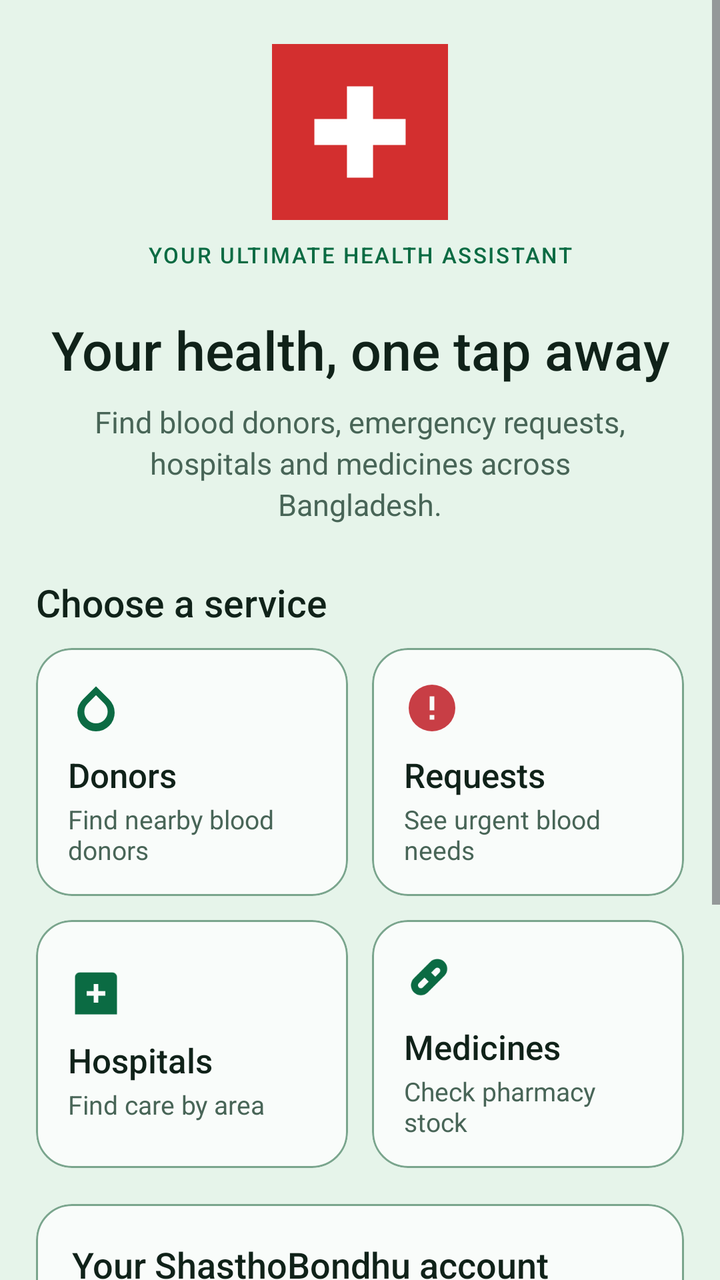
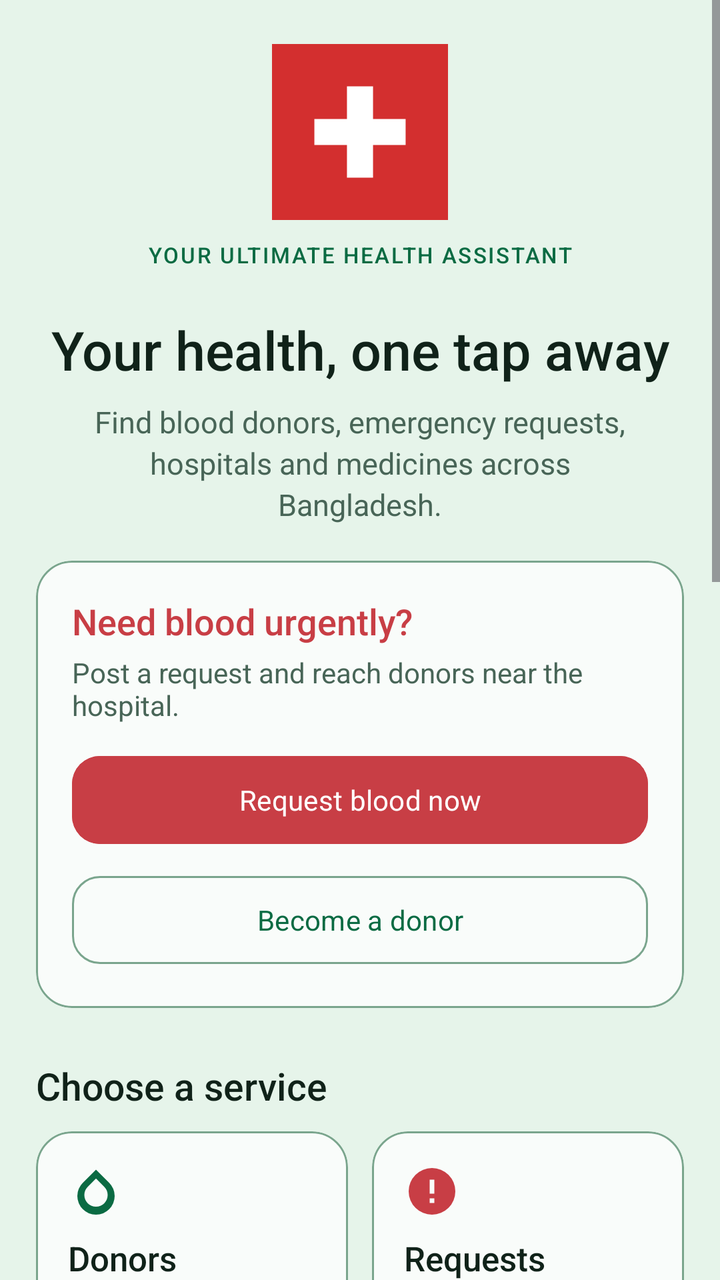

The first picture is an Android layout as it rendered before a commit; the second is the same layout after the commit. The layout source and the unified diff follow.
<!-- AndroidManifest.xml: application theme Theme.ShasthoBondhu -->
<!-- res/layout/fragment_home.xml -->
<?xml version="1.0" encoding="utf-8"?>
<ScrollView xmlns:android="http://schemas.android.com/apk/res/android"
    xmlns:app="http://schemas.android.com/apk/res-auto"
    android:layout_width="match_parent"
    android:layout_height="match_parent"
    android:background="@color/background"
    android:clipToPadding="false"
    android:fillViewport="true">

    <LinearLayout
        android:layout_width="match_parent"
        android:layout_height="wrap_content"
        android:orientation="vertical"
        android:paddingStart="18dp"
        android:paddingTop="22dp"
        android:paddingEnd="18dp"
        android:paddingBottom="24dp">

        <ImageView
            android:layout_width="88dp"
            android:layout_height="88dp"
            android:layout_gravity="center_horizontal"
            android:contentDescription="@string/app_name"
            android:src="@drawable/ic_app_logo" />

        <TextView
            android:layout_width="match_parent"
            android:layout_height="wrap_content"
            android:layout_marginTop="10dp"
            android:fontFamily="sans-serif-medium"
            android:gravity="center"
            android:letterSpacing="0.08"
            android:text="@string/brand_tagline"
            android:textColor="@color/primary"
            android:textSize="11sp" />

        <TextView
            android:layout_width="match_parent"
            android:layout_height="wrap_content"
            android:layout_marginTop="22dp"
            android:fontFamily="sans-serif-medium"
            android:gravity="center"
            android:text="@string/home_greeting"
            android:textColor="@color/text_primary"
            android:textSize="27sp" />

        <TextView
            android:layout_width="match_parent"
            android:layout_height="wrap_content"
            android:layout_marginStart="16dp"
            android:layout_marginTop="8dp"
            android:layout_marginEnd="16dp"
            android:gravity="center"
            android:lineSpacingExtra="3dp"
            android:text="@string/home_subtitle"
            android:textColor="@color/text_secondary"
            android:textSize="15sp" />

        <TextView
            android:layout_width="match_parent"
            android:layout_height="wrap_content"
            android:layout_marginTop="26dp"
            android:fontFamily="sans-serif-medium"
            android:text="@string/home_choose_service"
            android:textColor="@color/text_primary"
            android:textSize="19sp" />

        <LinearLayout
            android:layout_width="match_parent"
            android:layout_height="wrap_content"
            android:layout_marginTop="10dp"
            android:baselineAligned="false"
            android:orientation="horizontal">

            <com.google.android.material.card.MaterialCardView
                android:id="@+id/cardDonors"
                style="@style/Widget.Shastho.Card.Action"
                android:layout_width="0dp"
                android:layout_height="124dp"
                android:layout_marginEnd="6dp"
                android:layout_weight="1">

                <LinearLayout
                    android:layout_width="match_parent"
                    android:layout_height="match_parent"
                    android:gravity="center_vertical"
                    android:orientation="vertical"
                    android:padding="16dp">
                    <ImageView
                        android:layout_width="28dp"
                        android:layout_height="28dp"
                        android:contentDescription="@string/nav_donors"
                        android:src="@drawable/ic_nav_donors"
                        app:tint="@color/primary" />
                    <TextView
                        android:layout_width="wrap_content"
                        android:layout_height="wrap_content"
                        android:layout_marginTop="8dp"
                        android:fontFamily="sans-serif-medium"
                        android:text="@string/nav_donors"
                        android:textColor="@color/text_primary"
                        android:textSize="17sp" />
                    <TextView
                        android:layout_width="match_parent"
                        android:layout_height="wrap_content"
                        android:layout_marginTop="2dp"
                        android:maxLines="2"
                        android:text="@string/home_donors_note"
                        android:textColor="@color/text_secondary"
                        android:textSize="13sp" />
                </LinearLayout>
            </com.google.android.material.card.MaterialCardView>

            <com.google.android.material.card.MaterialCardView
                android:id="@+id/cardRequests"
                style="@style/Widget.Shastho.Card.Action"
                android:layout_width="0dp"
                android:layout_height="124dp"
                android:layout_marginStart="6dp"
                android:layout_weight="1">
                <LinearLayout
                    android:layout_width="match_parent"
                    android:layout_height="match_parent"
                    android:gravity="center_vertical"
                    android:orientation="vertical"
                    android:padding="16dp">
                    <ImageView
                        android:layout_width="28dp"
                        android:layout_height="28dp"
                        android:contentDescription="@string/nav_requests"
                        android:src="@drawable/ic_nav_requests"
                        app:tint="@color/emergency" />
                    <TextView
                        android:layout_width="wrap_content"
                        android:layout_height="wrap_content"
                        android:layout_marginTop="8dp"
                        android:fontFamily="sans-serif-medium"
                        android:text="@string/nav_requests"
                        android:textColor="@color/text_primary"
                        android:textSize="17sp" />
                    <TextView
                        android:layout_width="match_parent"
                        android:layout_height="wrap_content"
                        android:layout_marginTop="2dp"
                        android:maxLines="2"
                        android:text="@string/home_requests_note"
                        android:textColor="@color/text_secondary"
                        android:textSize="13sp" />
                </LinearLayout>
            </com.google.android.material.card.MaterialCardView>
        </LinearLayout>

        <LinearLayout
            android:layout_width="match_parent"
            android:layout_height="wrap_content"
            android:layout_marginTop="12dp"
            android:baselineAligned="false"
            android:orientation="horizontal">

            <com.google.android.material.card.MaterialCardView
                android:id="@+id/cardHospitals"
                style="@style/Widget.Shastho.Card.Action"
                android:layout_width="0dp"
                android:layout_height="124dp"
                android:layout_marginEnd="6dp"
                android:layout_weight="1">
                <LinearLayout
                    android:layout_width="match_parent"
                    android:layout_height="match_parent"
                    android:gravity="center_vertical"
                    android:orientation="vertical"
                    android:padding="16dp">
                    <ImageView
                        android:layout_width="28dp"
                        android:layout_height="28dp"
                        android:contentDescription="@string/nav_hospitals"
                        android:src="@drawable/ic_nav_hospitals"
                        app:tint="@color/primary" />
                    <TextView
                        android:layout_width="wrap_content"
                        android:layout_height="wrap_content"
                        android:layout_marginTop="8dp"
                        android:fontFamily="sans-serif-medium"
                        android:text="@string/nav_hospitals"
                        android:textColor="@color/text_primary"
                        android:textSize="17sp" />
                    <TextView
                        android:layout_width="match_parent"
                        android:layout_height="wrap_content"
                        android:layout_marginTop="2dp"
                        android:maxLines="2"
                        android:text="@string/home_hospitals_note"
                        android:textColor="@color/text_secondary"
                        android:textSize="13sp" />
                </LinearLayout>
            </com.google.android.material.card.MaterialCardView>

            <com.google.android.material.card.MaterialCardView
                android:id="@+id/cardMedicines"
                style="@style/Widget.Shastho.Card.Action"
                android:layout_width="0dp"
                android:layout_height="124dp"
                android:layout_marginStart="6dp"
                android:layout_weight="1">
                <LinearLayout
                    android:layout_width="match_parent"
                    android:layout_height="match_parent"
                    android:gravity="center_vertical"
                    android:orientation="vertical"
                    android:padding="16dp">
                    <ImageView
                        android:layout_width="28dp"
                        android:layout_height="28dp"
                        android:contentDescription="@string/nav_medicines"
                        android:src="@drawable/ic_nav_medicines"
                        app:tint="@color/primary" />
                    <TextView
                        android:layout_width="wrap_content"
                        android:layout_height="wrap_content"
                        android:layout_marginTop="8dp"
                        android:fontFamily="sans-serif-medium"
                        android:text="@string/nav_medicines"
                        android:textColor="@color/text_primary"
                        android:textSize="17sp" />
                    <TextView
                        android:layout_width="match_parent"
                        android:layout_height="wrap_content"
                        android:layout_marginTop="2dp"
                        android:maxLines="2"
                        android:text="@string/home_medicines_note"
                        android:textColor="@color/text_secondary"
                        android:textSize="13sp" />
                </LinearLayout>
            </com.google.android.material.card.MaterialCardView>
        </LinearLayout>

        <com.google.android.material.card.MaterialCardView
            style="@style/Widget.Shastho.Card.Box"
            android:layout_width="match_parent"
            android:layout_height="wrap_content"
            android:layout_marginTop="18dp">
            <LinearLayout
                android:layout_width="match_parent"
                android:layout_height="wrap_content"
                android:orientation="vertical"
                android:padding="18dp">
                <TextView
                    android:layout_width="match_parent"
                    android:layout_height="wrap_content"
                    android:fontFamily="sans-serif-medium"
                    android:text="@string/home_account_title"
                    android:textColor="@color/text_primary"
                    android:textSize="18sp" />
                <TextView
                    android:layout_width="match_parent"
                    android:layout_height="wrap_content"
                    android:layout_marginTop="4dp"
                    android:lineSpacingExtra="2dp"
                    android:text="@string/home_account_note"
                    android:textColor="@color/text_secondary"
                    android:textSize="14sp" />
                <com.google.android.material.button.MaterialButton
                    android:id="@+id/btnLogin"
                    style="@style/Widget.Shastho.Button.Primary"
                    android:layout_width="match_parent"
                    android:layout_height="52dp"
                    android:layout_marginTop="16dp"
                    android:text="@string/action_login" />
                <com.google.android.material.button.MaterialButton
                    android:id="@+id/btnRegister"
                    style="@style/Widget.Shastho.Button.Box"
                    android:layout_width="match_parent"
                    android:layout_height="52dp"
                    android:layout_marginTop="8dp"
                    android:text="@string/register_donor" />
                <com.google.android.material.button.MaterialButton
                    android:id="@+id/btnForgotPassword"
                    style="@style/Widget.Material3.Button.TextButton"
                    android:layout_width="wrap_content"
                    android:layout_height="48dp"
                    android:layout_gravity="center_horizontal"
                    android:layout_marginTop="2dp"
                    android:text="@string/forgot_password"
                    android:textAllCaps="false"
                    android:textColor="@color/primary" />
            </LinearLayout>
        </com.google.android.material.card.MaterialCardView>
    </LinearLayout>
</ScrollView>
<!-- resources referenced by this layout -->
<resources>
  <color name="background">#E6F4EA</color>
  <color name="emergency">#C83E45</color>
  <color name="primary">#0B6B43</color>
  <color name="text_primary">#102219</color>
  <color name="text_secondary">#486557</color>
  <string name="action_login">Login</string>
  <string name="app_name">ShasthoBondhu</string>
  <string name="brand_tagline">YOUR ULTIMATE HEALTH ASSISTANT</string>
  <string name="forgot_password">Forgot password?</string>
  <string name="home_account_note">Sign in to register as a donor, request blood or manage pharmacy stock.</string>
  <string name="home_account_title">Your ShasthoBondhu account</string>
  <string name="home_choose_service">Choose a service</string>
  <string name="home_donors_note">Find nearby blood donors</string>
  <string name="home_greeting">Your health, one tap away</string>
  <string name="home_hospitals_note">Find care by area</string>
  <string name="home_medicines_note">Check pharmacy stock</string>
  <string name="home_requests_note">See urgent blood needs</string>
  <string name="home_subtitle">Find blood donors, emergency requests, hospitals and medicines across Bangladesh.</string>
  <string name="nav_donors">Donors</string>
  <string name="nav_hospitals">Hospitals</string>
  <string name="nav_medicines">Medicines</string>
  <string name="nav_requests">Requests</string>
  <string name="register_donor">Register as Donor</string>
  <style name="Widget.Shastho.Button.Box" parent="Widget.Material3.Button.OutlinedButton">
          <item name="strokeColor">@color/outline</item>
          <item name="android:textColor">@color/primary</item>
          <item name="cornerRadius">14dp</item>
          <item name="android:minHeight">48dp</item>
          <item name="android:textAllCaps">false</item>
      </style>
  <style name="Widget.Shastho.Button.Primary" parent="Widget.Material3.Button">
          <item name="backgroundTint">@color/primary</item>
          <item name="android:textColor">@color/on_primary</item>
          <item name="cornerRadius">14dp</item>
          <item name="android:minHeight">52dp</item>
          <item name="android:textAllCaps">false</item>
      </style>
  <style name="Widget.Shastho.Card.Action" parent="Widget.Shastho.Card.Box">
          <item name="rippleColor">@color/primary_container</item>
          <item name="android:clickable">true</item>
          <item name="android:focusable">true</item>
      </style>
  <style name="Widget.Shastho.Card.Box" parent="Widget.Material3.CardView.Outlined">
          <item name="cardBackgroundColor">@color/surface</item>
          <item name="cardCornerRadius">18dp</item>
          <item name="cardElevation">0dp</item>
          <item name="strokeColor">@color/outline</item>
          <item name="strokeWidth">1dp</item>
      </style>
  <color name="outline">#7AA58D</color>
  <color name="on_primary">#FFFFFF</color>
  <color name="primary_container">#C9EAD5</color>
  <color name="surface">#F9FCFA</color>
  <color name="on_primary_container">#073C27</color>
  <color name="surface_variant">#D5E9DC</color>
  <!-- unchanged entries left out for length: 6 -->
</resources>

<!-- the commit's change to res/layout/fragment_home.xml (unified diff, before → after) -->
@@ -55,6 +55,53 @@
             android:text="@string/home_subtitle"
             android:textColor="@color/text_secondary"
             android:textSize="15sp" />
+
+        <com.google.android.material.card.MaterialCardView
+            style="@style/Widget.Shastho.Card.Box"
+            android:layout_width="match_parent"
+            android:layout_height="wrap_content"
+            android:layout_marginTop="18dp">
+
+            <LinearLayout
+                android:layout_width="match_parent"
+                android:layout_height="wrap_content"
+                android:orientation="vertical"
+                android:padding="18dp">
+
+                <TextView
+                    android:layout_width="match_parent"
+                    android:layout_height="wrap_content"
+                    android:fontFamily="sans-serif-medium"
+                    android:text="@string/home_emergency_title"
+                    android:textColor="@color/emergency"
+                    android:textSize="18sp" />
+
+                <TextView
+                    android:layout_width="match_parent"
+                    android:layout_height="wrap_content"
+                    android:layout_marginTop="4dp"
+                    android:text="@string/home_emergency_note"
+                    android:textColor="@color/text_secondary"
+                    android:textSize="14sp" />
+
+                <com.google.android.material.button.MaterialButton
+                    android:id="@+id/btnQuickRequest"
+                    style="@style/Widget.Shastho.Button.Primary"
+                    android:layout_width="match_parent"
+                    android:layout_height="52dp"
+                    android:layout_marginTop="12dp"
+                    android:backgroundTint="@color/emergency"
+                    android:text="@string/request_blood_now" />
+
+                <com.google.android.material.button.MaterialButton
+                    android:id="@+id/btnQuickDonate"
+                    style="@style/Widget.Shastho.Button.Box"
+                    android:layout_width="match_parent"
+                    android:layout_height="52dp"
+                    android:layout_marginTop="8dp"
+                    android:text="@string/become_donor" />
+            </LinearLayout>
+        </com.google.android.material.card.MaterialCardView>
 
         <TextView
             android:layout_width="match_parent"
@@ -248,10 +295,53 @@
                     android:layout_width="match_parent"
                     android:layout_height="wrap_content"
                     android:fontFamily="sans-serif-medium"
+                    android:text="@string/owner_access_title"
+                    android:textColor="@color/text_primary"
+                    android:textSize="18sp" />
+                <TextView
+                    android:layout_width="match_parent"
+                    android:layout_height="wrap_content"
+                    android:layout_marginTop="4dp"
+                    android:text="@string/owner_access_note"
+                    android:textColor="@color/text_secondary"
+                    android:textSize="14sp" />
+                <com.google.android.material.button.MaterialButton
+                    android:id="@+id/btnPharmacyOwner"
+                    style="@style/Widget.Shastho.Button.Primary"
+                    android:layout_width="match_parent"
+                    android:layout_height="52dp"
+                    android:layout_marginTop="14dp"
+                    android:text="@string/pharmacy_owner_login" />
+                <com.google.android.material.button.MaterialButton
+                    android:id="@+id/btnHospitalOwner"
+                    style="@style/Widget.Shastho.Button.Box"
+                    android:layout_width="match_parent"
+                    android:layout_height="52dp"
+                    android:layout_marginTop="8dp"
+                    android:text="@string/hospital_owner_login" />
+            </LinearLayout>
+        </com.google.android.material.card.MaterialCardView>
+
+        <com.google.android.material.card.MaterialCardView
+            style="@style/Widget.Shastho.Card.Box"
+            android:layout_width="match_parent"
+            android:layout_height="wrap_content"
+            android:layout_marginTop="18dp">
+            <LinearLayout
+                android:layout_width="match_parent"
+                android:layout_height="wrap_content"
+                android:orientation="vertical"
+                android:padding="18dp">
+                <TextView
+                    android:id="@+id/tvAccountTitle"
+                    android:layout_width="match_parent"
+                    android:layout_height="wrap_content"
+                    android:fontFamily="sans-serif-medium"
                     android:text="@string/home_account_title"
                     android:textColor="@color/text_primary"
                     android:textSize="18sp" />
                 <TextView
+                    android:id="@+id/tvAccountNote"
                     android:layout_width="match_parent"
                     android:layout_height="wrap_content"
                     android:layout_marginTop="4dp"
@@ -272,7 +362,7 @@
                     android:layout_width="match_parent"
                     android:layout_height="52dp"
                     android:layout_marginTop="8dp"
-                    android:text="@string/register_donor" />
+                    android:text="@string/action_register" />
                 <com.google.android.material.button.MaterialButton
                     android:id="@+id/btnForgotPassword"
                     style="@style/Widget.Material3.Button.TextButton"
@@ -283,6 +373,31 @@
                     android:text="@string/forgot_password"
                     android:textAllCaps="false"
                     android:textColor="@color/primary" />
+                <com.google.android.material.button.MaterialButton
+                    android:id="@+id/btnOpenDashboard"
+                    style="@style/Widget.Shastho.Button.Primary"
+                    android:layout_width="match_parent"
+                    android:layout_height="52dp"
+                    android:layout_marginTop="14dp"
+                    android:text="@string/open_dashboard"
+                    android:visibility="gone" />
+                <com.google.android.material.button.MaterialButton
+                    android:id="@+id/btnSignOut"
+                    style="@style/Widget.Shastho.Button.Box"
+                    android:layout_width="match_parent"
+                    android:layout_height="52dp"
+                    android:layout_marginTop="8dp"
+                    android:text="@string/sign_out"
+                    android:visibility="gone" />
+                <TextView
+                    android:id="@+id/tvLocalModeNotice"
+                    android:layout_width="match_parent"
+                    android:layout_height="wrap_content"
+                    android:layout_marginTop="10dp"
+                    android:text="@string/local_mode_notice"
+                    android:textColor="@color/warning"
+                    android:textSize="12sp"
+                    android:visibility="gone" />
             </LinearLayout>
         </com.google.android.material.card.MaterialCardView>
     </LinearLayout>
<!-- resource entries referenced after the edit -->
@@ -5,24 +5,36 @@
   <color name="primary">#0B6B43</color>
   <color name="text_primary">#102219</color>
   <color name="text_secondary">#486557</color>
+  <color name="warning">#A66F00</color>
   <string name="action_login">Login</string>
+  <string name="action_register">Register</string>
   <string name="app_name">ShasthoBondhu</string>
+  <string name="become_donor">Become a donor</string>
   <string name="brand_tagline">YOUR ULTIMATE HEALTH ASSISTANT</string>
   <string name="forgot_password">Forgot password?</string>
   <string name="home_account_note">Sign in to register as a donor, request blood or manage pharmacy stock.</string>
   <string name="home_account_title">Your ShasthoBondhu account</string>
   <string name="home_choose_service">Choose a service</string>
   <string name="home_donors_note">Find nearby blood donors</string>
+  <string name="home_emergency_note">Post a request and reach donors near the hospital.</string>
+  <string name="home_emergency_title">Need blood urgently?</string>
   <string name="home_greeting">Your health, one tap away</string>
   <string name="home_hospitals_note">Find care by area</string>
   <string name="home_medicines_note">Check pharmacy stock</string>
   <string name="home_requests_note">See urgent blood needs</string>
   <string name="home_subtitle">Find blood donors, emergency requests, hospitals and medicines across Bangladesh.</string>
+  <string name="hospital_owner_login">Hospital owner</string>
+  <string name="local_mode_notice">Firebase email sign-in is not enabled, so this account is stored on this phone. Enable Email/Password in Firebase to sync.</string>
   <string name="nav_donors">Donors</string>
   <string name="nav_hospitals">Hospitals</string>
   <string name="nav_medicines">Medicines</string>
   <string name="nav_requests">Requests</string>
-  <string name="register_donor">Register as Donor</string>
+  <string name="open_dashboard">Open my dashboard</string>
+  <string name="owner_access_note">Create your facility, then publish the medicines, tests and services you have available.</string>
+  <string name="owner_access_title">For pharmacy and hospital owners</string>
+  <string name="pharmacy_owner_login">Pharmacy owner</string>
+  <string name="request_blood_now">Request blood now</string>
+  <string name="sign_out">Sign out</string>
   <style name="Widget.Shastho.Button.Box" parent="Widget.Material3.Button.OutlinedButton">
           <item name="strokeColor">@color/outline</item>
           <item name="android:textColor">@color/primary</item>
